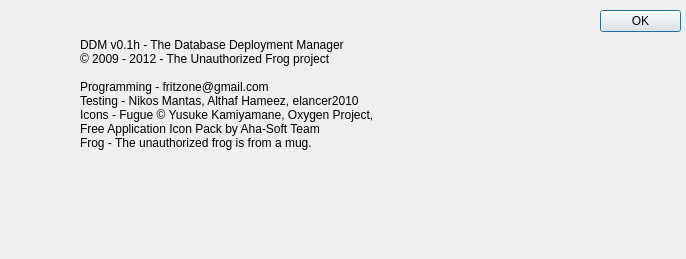
This is AboutBoxDialog.ui in fritzone/ddm as Qt 5 draws it before an edit. The edited form follows.
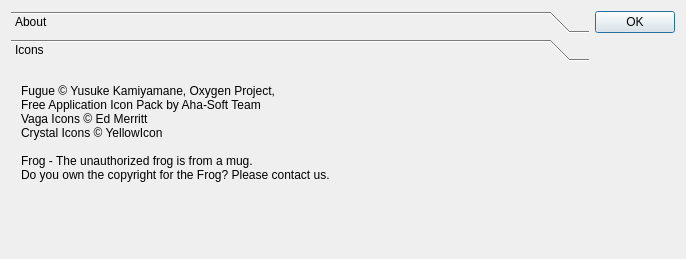
This is the edited form. The open tabs and pages were chosen to show the change. Icons and pictures are not drawn.

What changed in the file:
```diff
--- a/AboutBoxDialog.ui
+++ b/AboutBoxDialog.ui
@@ -25,27 +25,29 @@
   <property name="windowTitle">
    <string>About DDM</string>
   </property>
-  <widget class="QDialogButtonBox" name="buttonBox">
+  <layout class="QHBoxLayout" name="horizontalLayout">
+   <item>
+    <widget class="QToolBox" name="toolBox">
+     <property name="currentIndex">
+      <number>0</number>
+     </property>
+     <widget class="QWidget" name="page">
    <property name="geometry">
     <rect>
-     <x>600</x>
-     <y>10</y>
-     <width>81</width>
-     <height>31</height>
-    </rect>
-   </property>
-   <property name="orientation">
-    <enum>Qt::Vertical</enum>
-   </property>
-   <property name="standardButtons">
-    <set>QDialogButtonBox::Ok</set>
-   </property>
-  </widget>
+        <x>0</x>
+        <y>0</y>
+        <width>577</width>
+        <height>179</height>
+       </rect>
+      </property>
+      <attribute name="label">
+       <string>About</string>
+      </attribute>
   <widget class="QLabel" name="label">
    <property name="geometry">
     <rect>
-     <x>20</x>
-     <y>20</y>
+         <x>0</x>
+         <y>0</y>
      <width>51</width>
      <height>61</height>
     </rect>
@@ -60,10 +62,10 @@
   <widget class="QLabel" name="label_2">
    <property name="geometry">
     <rect>
-     <x>80</x>
-     <y>20</y>
-     <width>441</width>
-     <height>161</height>
+         <x>60</x>
+         <y>0</y>
+         <width>351</width>
+         <height>111</height>
     </rect>
    </property>
    <property name="text">
@@ -71,11 +73,7 @@
 © 2009 - 2012 - The Unauthorized Frog project
 
 Programming - fritzone@gmail.com
-Testing - Nikos Mantas, Althaf Hameez, elancer2010
-Icons - Fugue © Yusuke Kamiyamane, Oxygen Project, 
-Free Application Icon Pack by Aha-Soft Team 
-Frog - The unauthorized frog is from a mug.
-</string>
+Testing - Nikos Mantas, Althaf Hameez, elancer2010</string>
    </property>
    <property name="textFormat">
     <enum>Qt::PlainText</enum>
@@ -87,8 +85,8 @@
   <widget class="QLabel" name="label_3">
    <property name="geometry">
     <rect>
-     <x>530</x>
-     <y>50</y>
+         <x>420</x>
+         <y>-20</y>
      <width>151</width>
      <height>211</height>
     </rect>
@@ -100,6 +98,52 @@
     <pixmap resource="dbm.qrc">:/images/actions/images/unaf.png</pixmap>
    </property>
   </widget>
+     </widget>
+     <widget class="QWidget" name="page_2">
+      <property name="geometry">
+       <rect>
+        <x>0</x>
+        <y>0</y>
+        <width>577</width>
+        <height>179</height>
+       </rect>
+      </property>
+      <attribute name="label">
+       <string>Icons</string>
+      </attribute>
+      <widget class="QLabel" name="label_4">
+       <property name="geometry">
+        <rect>
+         <x>10</x>
+         <y>0</y>
+         <width>521</width>
+         <height>131</height>
+        </rect>
+       </property>
+       <property name="text">
+        <string>Fugue © Yusuke Kamiyamane, Oxygen Project, 
+Free Application Icon Pack by Aha-Soft Team 
+Vaga Icons © Ed Merritt
+Crystal Icons © YellowIcon
+
+Frog - The unauthorized frog is from a mug.
+Do you own the copyright for the Frog? Please contact us.</string>
+       </property>
+      </widget>
+     </widget>
+    </widget>
+   </item>
+   <item>
+    <widget class="QDialogButtonBox" name="buttonBox">
+     <property name="orientation">
+      <enum>Qt::Vertical</enum>
+     </property>
+     <property name="standardButtons">
+      <set>QDialogButtonBox::Ok</set>
+     </property>
+    </widget>
+   </item>
+  </layout>
  </widget>
  <resources>
   <include location="dbm.qrc"/>
```
Lines whose indentation alone changed are shown as unchanged.
